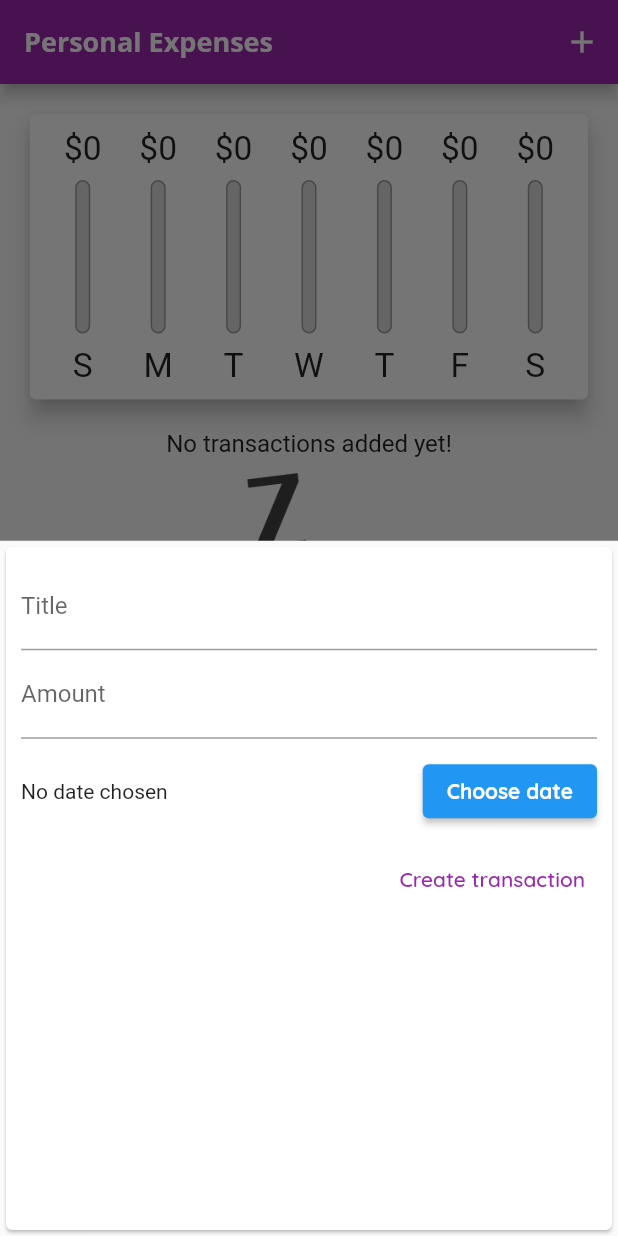
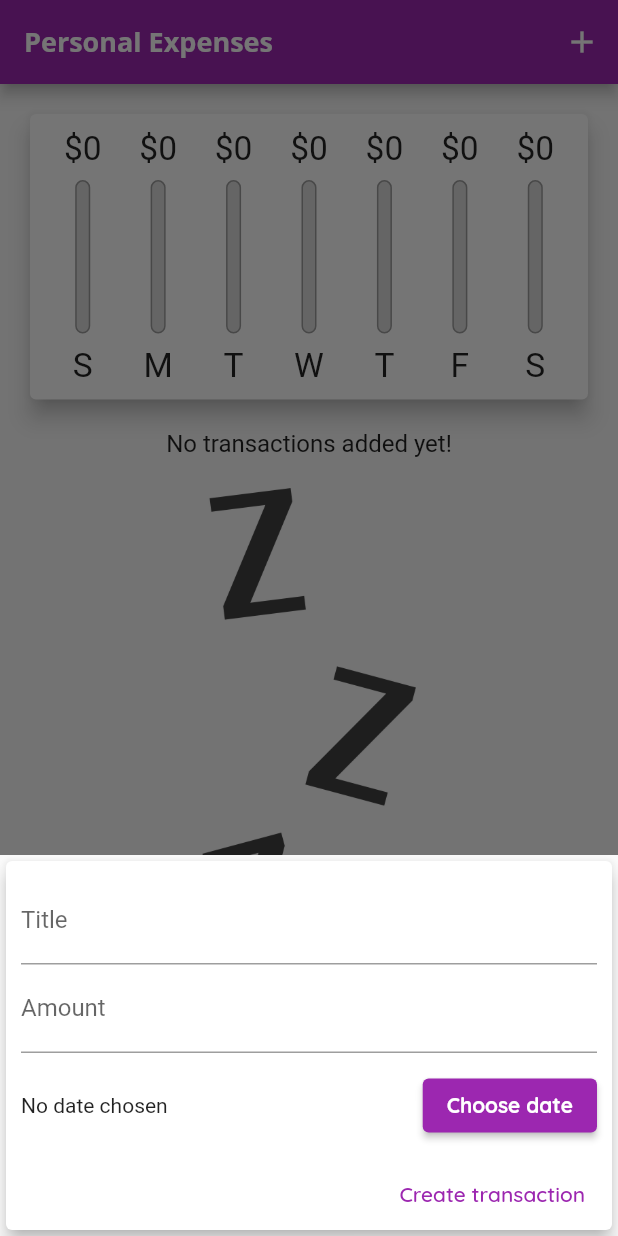
Before and after one commit to whisust/udemy-flutter, a Flutter app: the screen it shows after launch, after a tap on the "add" icon, on a phone screen of 412 x 824 dp. Run offline on Flutter 3.47's test engine with Material 2 defaults, Android fonts, the phone set to English and light mode, and no system bars.

Commit message:
Finish and wrap up the expenses app up to lesson 138

```diff
--- a/expenses_app/lib/main.dart
+++ b/expenses_app/lib/main.dart
@@ -1,4 +1,7 @@
+import 'dart:io';
+import 'package:flutter/cupertino.dart';
 import 'package:flutter/material.dart';
+import 'package:flutter/services.dart';
 import 'package:uuid/uuid.dart';
 
 import './widgets/chart.dart';
@@ -7,6 +10,8 @@ import './widgets/transaction_list.dart';
 import './models/transaction.dart';
 
 void main() {
+  // WidgetsFlutterBinding.ensureInitialized();
+  // SystemChrome.setPreferredOrientations([DeviceOrientation.portraitUp, DeviceOrientation.portraitDown]);
   runApp(const MyApp());
 }
 
@@ -51,6 +56,7 @@ class MyHomePage extends StatefulWidget {
 class _MyHomePageState extends State<MyHomePage> {
   final uuid = Uuid();
   final List<Transaction> _userTransactions = [];
+  bool _showChart = false;
 
   List<Transaction> get _recentTransactions {
     final sevenDaysAgo = DateTime.now().subtract(const Duration(days: 7));
@@ -81,31 +87,65 @@ class _MyHomePageState extends State<MyHomePage> {
 
   @override
   Widget build(BuildContext context) {
-    final appBar = AppBar(
+    final mediaQuery = MediaQuery.of(context);
+    final isLandscape = mediaQuery.orientation == Orientation.landscape;
+    final appBar = Platform.isIOS
+        ? CupertinoNavigationBar(
+            middle: const Text('Personal Expenses'),
+            trailing: Row(mainAxisSize: MainAxisSize.min, children: [
+              GestureDetector(onTap: () => _startAddNewTransaction(context), child: const Icon(CupertinoIcons.add))
+            ]),
+          ) as PreferredSizeWidget
+        : AppBar(
             title: const Text('Personal Expenses'),
             actions: [IconButton(onPressed: () => _startAddNewTransaction(context), icon: const Icon(Icons.add))]);
-    return Scaffold(
-      appBar: appBar,
-      body: SingleChildScrollView(
+    final transactionListWidget = Container(
+        height: (mediaQuery.size.height - appBar.preferredSize.height - mediaQuery.padding.top) * 0.7,
+        child: TransactionList(transactions: _userTransactions, deleteTransaction: _deleteTransaction));
+
+    final pageBody = SafeArea(
+        child: SingleChildScrollView(
             child: Column(
                 mainAxisAlignment: MainAxisAlignment.start,
                 crossAxisAlignment: CrossAxisAlignment.stretch,
                 children: [
+          if (isLandscape)
+            Row(mainAxisAlignment: MainAxisAlignment.center, children: [
+              Text('Show Chart', style: Theme.of(context).textTheme.titleSmall),
+              Switch.adaptive(
+                activeColor: Theme.of(context).colorScheme.secondary,
+                value: _showChart,
+                onChanged: (value) {
+                  setState(() {
+                    _showChart = value;
+                  });
+                },
+              )
+            ]),
+          if (!isLandscape)
             Container(
-                height: (MediaQuery.of(context).size.height -
-                        appBar.preferredSize.height -
-                        MediaQuery.of(context).padding.top) *
-                    0.3,
+                height: (mediaQuery.size.height - appBar.preferredSize.height - mediaQuery.padding.top) * 0.3,
                 child: Chart(_recentTransactions)),
-            Container(
-                height: (MediaQuery.of(context).size.height -
-                        appBar.preferredSize.height -
-                        MediaQuery.of(context).padding.top) *
-                    0.7,
-                child: TransactionList(transactions: _userTransactions, deleteTransaction: _deleteTransaction)),
-          ])),
-      floatingActionButton:
-          FloatingActionButton(onPressed: () => _startAddNewTransaction(context), child: Icon(Icons.add)),
+          if (!isLandscape) transactionListWidget,
+          if (isLandscape)
+            _showChart
+                ? Container(
+                    height: (mediaQuery.size.height - appBar.preferredSize.height - mediaQuery.padding.top) * 0.7,
+                    child: Chart(_recentTransactions))
+                : transactionListWidget,
+        ])));
+
+    return Platform.isIOS
+        ? CupertinoPageScaffold(
+            child: pageBody,
+            navigationBar: appBar as ObstructingPreferredSizeWidget,
+          )
+        : Scaffold(
+            appBar: appBar,
+            body: pageBody,
+            floatingActionButton: Platform.isIOS
+                ? Container()
+                : FloatingActionButton(onPressed: () => _startAddNewTransaction(context), child: Icon(Icons.add)),
             floatingActionButtonLocation: FloatingActionButtonLocation.centerFloat,
           );
   }
--- /dev/null
+++ b/expenses_app/lib/widgets/adaptive_button.dart
@@ -0,0 +1,19 @@
+import 'dart:io';
+import 'package:flutter/material.dart';
+import 'package:flutter/cupertino.dart';
+
+class AdaptiveFlatButton extends StatelessWidget {
+  final String text;
+  final VoidCallback onPressed;
+  const AdaptiveFlatButton({Key? key, required this.onPressed, required this.text}) : super(key: key);
+
+  @override
+  Widget build(BuildContext context) {
+    return Platform.isIOS
+        ? CupertinoButton(onPressed: onPressed, child: Text(text, style: TextStyle(fontWeight: FontWeight.bold)))
+        : ElevatedButton(
+            onPressed: onPressed,
+            child: const Text('Choose date', style: TextStyle(fontWeight: FontWeight.bold)),
+          );
+  }
+}
--- a/expenses_app/lib/widgets/new_transaction.dart
+++ b/expenses_app/lib/widgets/new_transaction.dart
@@ -1,5 +1,7 @@
+import 'package:flutter/cupertino.dart';
 import 'package:flutter/material.dart';
 import 'package:intl/intl.dart';
+import './adaptive_button.dart';
 
 class NewTransaction extends StatefulWidget {
   final Function addTransaction;
@@ -47,9 +49,11 @@ class _NewTransactionState extends State<NewTransaction> {
 
   @override
   Widget build(BuildContext context) {
-    return Card(
+    return SingleChildScrollView(
+      child: Card(
+          elevation: 5,
           child: Container(
-      padding: const EdgeInsets.all(10),
+            padding: EdgeInsets.only(top: 10, left: 10, right: 10, bottom: MediaQuery.of(context).viewInsets.bottom),
             child: Column(
               crossAxisAlignment: CrossAxisAlignment.end,
               children: [
@@ -66,12 +70,7 @@ class _NewTransactionState extends State<NewTransaction> {
                   child: Row(
                     children: [
                       Expanded(child: Text(_date == null ? 'No date chosen' : DateFormat.yMd().format(_date!))),
-                ElevatedButton(
-                  child: const Text('Choose date', style: TextStyle(fontWeight: FontWeight.bold)),
-                  style: ElevatedButton.styleFrom(
-                      textStyle: Theme.of(context).textTheme.button, primary: Theme.of(context).primaryColor),
-                  onPressed: _presentDatePicker,
-                )
+                      AdaptiveFlatButton(text: 'Choose date', onPressed: _presentDatePicker)
                     ],
                   ),
                 ),
@@ -82,6 +81,7 @@ class _NewTransactionState extends State<NewTransaction> {
                 )
               ],
             ),
-    ));
+          )),
+    );
   }
 }
--- a/expenses_app/lib/widgets/transaction_list.dart
+++ b/expenses_app/lib/widgets/transaction_list.dart
@@ -45,14 +45,16 @@ class TransactionList extends StatelessWidget {
   @override
   Widget build(BuildContext context) {
     return transactions.isEmpty
-        ? Column(children: [
+        ? LayoutBuilder(builder: (ctx, constraints) {
+            return Column(children: [
               Text('No transactions added yet!', style: Theme.of(context).textTheme.titleMedium),
-            SizedBox(height: 10),
+              SizedBox(height: 20),
               Container(
-              height: 200,
+                height: constraints.maxHeight * 0.6,
                 child: Image.asset('resources/assets/images/waiting.png', fit: BoxFit.cover),
               )
-          ])
+            ]);
+          })
         : ListView.builder(
             itemBuilder: (ctx, index) {
               return Card(
@@ -71,7 +73,15 @@ class TransactionList extends StatelessWidget {
                       )),
                   title: Text(transactions[index].title, style: Theme.of(context).textTheme.titleLarge),
                   subtitle: Text(DateFormat.yMMMd().format(transactions[index].date)),
-                  trailing: IconButton(
+                  trailing: MediaQuery.of(context).size.width > 450
+                      ? TextButton.icon(
+                          style: TextButton.styleFrom(primary: Theme.of(context).errorColor),
+                          icon: Icon(Icons.delete),
+                          onPressed: () {
+                            deleteTransaction(transactions[index].id);
+                          },
+                          label: Text('Delete'))
+                      : IconButton(
                           icon: Icon(Icons.delete),
                           onPressed: () {
                             deleteTransaction(transactions[index].id);
```
Lines whose indentation alone changed are shown as unchanged.
